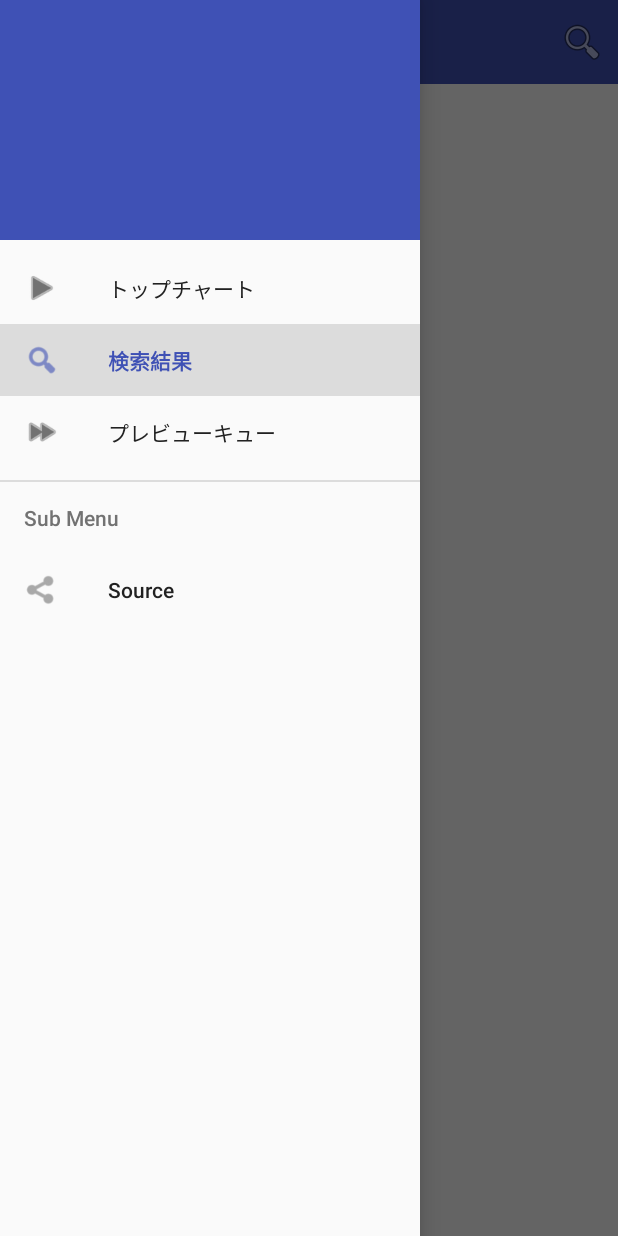
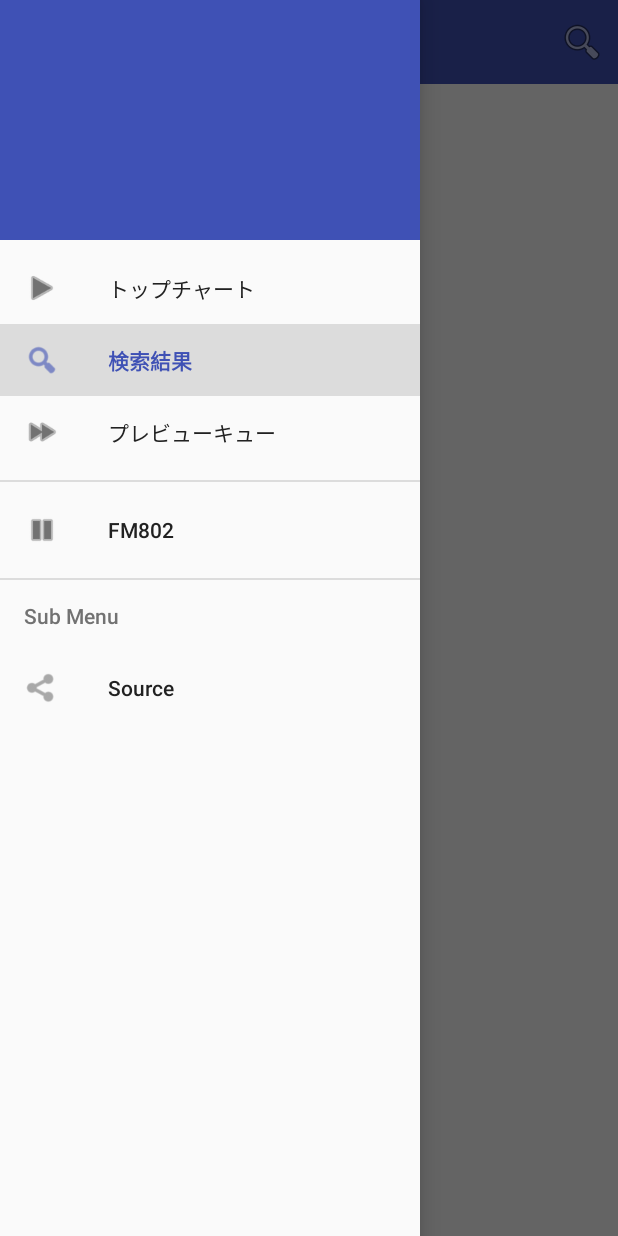
Before and after one commit to moritalous/Preview_v2, an Android app: the screen it shows after launch (NavigationDrawerBaseActivity), with the side drawer open, on a phone screen of 412 x 824 dp. Run offline under Robolectric (Android 15) with nearby library versions, the phone set to English and light mode, and no system bars; libraries missing offline, so code that uses them is left out: com.twitter.sdk, io.fabric.sdk; 3 statements that could not run were skipped.

Commit message:
Twitterコミット

```diff
--- a/app/src/main/res/menu/navigation_items.xml
+++ b/app/src/main/res/menu/navigation_items.xml
@@ -20,6 +20,15 @@
 
     </group>
 
+    <group
+        android:id="@+id/nav_radio"
+        android:checkableBehavior="single">
+        <item
+            android:id="@+id/nav_802"
+            android:icon="@android:drawable/ic_media_pause"
+            android:title="@string/nav_802"/>
+    </group>
+
     <item
         android:id="@+id/nav_submenu"
         android:checkableBehavior="none"
@@ -31,4 +40,5 @@
                 android:title="@string/nav_source"/>
         </menu>
     </item>
+
 </menu>
--- a/app/src/main/res/values/strings.xml
+++ b/app/src/main/res/values/strings.xml
@@ -16,6 +16,8 @@
     <string name="nav_source">Source</string>
     <string name="nav_playlist">プレビューキュー</string>
     <string name="nav_submenu">Sub Menu</string>
+    <string name="nav_radio">Radio</string>
+    <string name="nav_802">FM802</string>
 
     <string name="track_select_action_preview">プレビュー</string>
     <string name="track_select_action_preview_all">連続プレビュー</string>
```
Also changed, not shown: app/src/main/java/forest/rice/field/k/preview/entity/TweetsWithTrack.java (+31 -0 lines).
